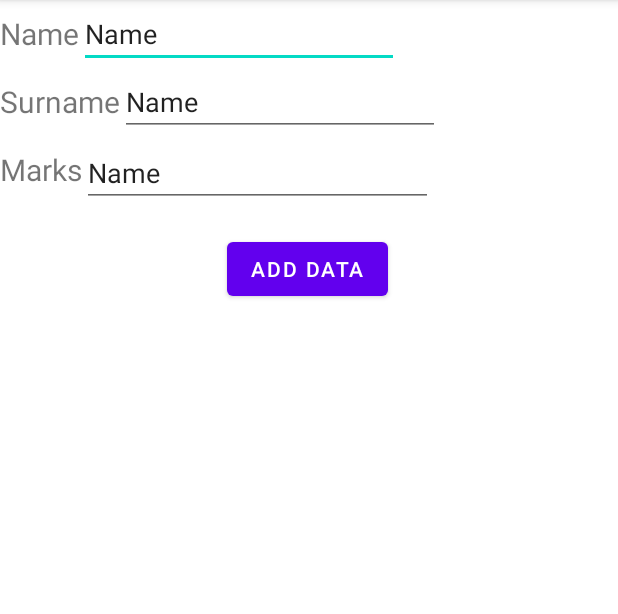
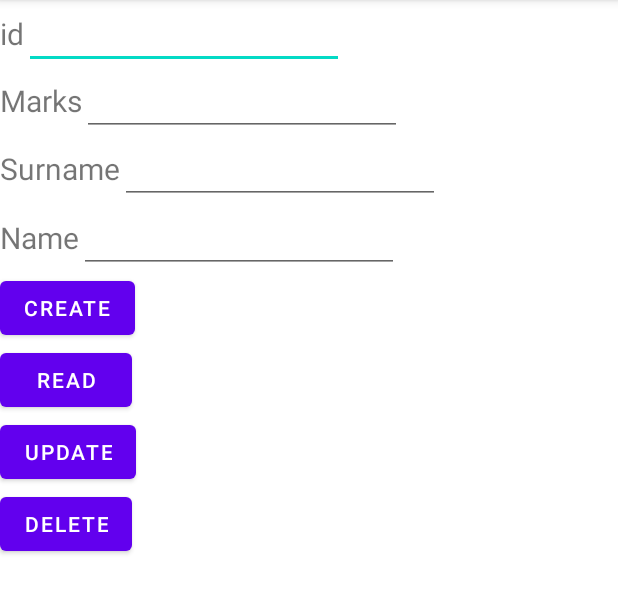
Before and after one commit to Mohammed-Taasir/CRUD-Android, an Android app: the screen it shows after launch (MainActivity), on a phone screen of 412 x 824 dp, the part 84-698 px from its top. Run offline under Robolectric (Android 15) with nearby library versions, the phone set to English and light mode, and no system bars; 1 statement that could not run was skipped.

Commit message:
first commit thru Android Studio

```diff
--- a/app/src/main/java/com/example/sqliteapp/MainActivity.java
+++ b/app/src/main/java/com/example/sqliteapp/MainActivity.java
@@ -1,7 +1,9 @@
 package com.example.sqliteapp;
 
+import androidx.appcompat.app.AlertDialog;
 import androidx.appcompat.app.AppCompatActivity;
 
+import android.database.Cursor;
 import android.os.Bundle;
 import android.view.View;
 import android.widget.Button;
@@ -12,8 +14,8 @@ public class MainActivity extends AppCompatActivity {
 
     DatabaseHelper myDB;
 
-    EditText name, surname, marks;
-    Button addData;
+    EditText name, surname, marks, id;
+    Button addData, seeDB, updateDB, deleteDB;
 
     @Override
     protected void onCreate(Bundle savedInstanceState) {
@@ -25,19 +27,72 @@ public class MainActivity extends AppCompatActivity {
         name = findViewById(R.id.editTextTextPersonName);
         surname = findViewById(R.id.editTextTextPersonName2);
         marks = findViewById(R.id.editTextTextPersonName3);
+        id = findViewById(R.id.editTextTextPersonName4);
+
         addData = findViewById(R.id.add_data);
+        seeDB = findViewById(R.id.see_db);
+        updateDB = findViewById(R.id.update);
+        deleteDB = findViewById(R.id.delete);
 
         addData.setOnClickListener(new View.OnClickListener() {
             @Override
             public void onClick(View view) {
                 boolean isInserted = myDB.insertData(name.getText().toString(), surname.getText().toString(), marks.getText().toString());
 
-                if(isInserted == true)
+                if(isInserted)
                     Toast.makeText(getApplicationContext(), "Data inserted", Toast.LENGTH_LONG).show();
                 else
                     Toast.makeText(getApplicationContext(), "Data not inserted", Toast.LENGTH_LONG).show();
             }
         });
 
+        seeDB.setOnClickListener(new View.OnClickListener() {
+            @Override
+            public void onClick(View view) {
+                Cursor res = myDB.getAllData();
+                if(res.getCount() == 0){
+                    // no data
+                    showMessage("Error", "Nothing found");
+                    return;
+                }
+                StringBuffer buffer = new StringBuffer();
+                while(res.moveToNext()){
+                    buffer.append("id: "+res.getString(0)+"\n");
+                    buffer.append("name: "+res.getString(1)+"\n");
+                    buffer.append("surname: "+res.getString(2)+"\n");
+                    buffer.append("marks: "+res.getString(3)+"\n\n");
+                }
+
+                showMessage("Data", buffer.toString());
+            }
+        });
+
+        updateDB.setOnClickListener(new View.OnClickListener() {
+            @Override
+            public void onClick(View view) {
+                boolean isUpdate = myDB.updateData(id.getText().toString(), name.getText().toString(), surname.getText().toString(), marks.getText().toString());
+                if(isUpdate) Toast.makeText(getApplicationContext(), "Data updated", Toast.LENGTH_LONG).show();
+                else Toast.makeText(getApplicationContext(), "Data failed to update", Toast.LENGTH_LONG).show();
+            }
+        });
+
+        deleteDB.setOnClickListener(new View.OnClickListener() {
+            @Override
+            public void onClick(View view) {
+                Integer deletedRows = myDB.deleteData(id.getText().toString());
+
+                if(deletedRows > 0) Toast.makeText(getApplicationContext(), "Data deleted", Toast.LENGTH_LONG).show();
+                else Toast.makeText(getApplicationContext(), "Data failed to delete", Toast.LENGTH_LONG).show();
+            }
+        });
+
+    }
+
+    public void showMessage(String title, String message){
+        AlertDialog.Builder builder = new AlertDialog.Builder(this);
+        builder.setCancelable(true);
+        builder.setTitle(title);
+        builder.setMessage(message);
+        builder.show();
     }
 }
--- a/app/src/main/res/layout/activity_main.xml
+++ b/app/src/main/res/layout/activity_main.xml
@@ -1,10 +1,80 @@
 <?xml version="1.0" encoding="utf-8"?>
-<RelativeLayout xmlns:android="http://schemas.android.com/apk/res/android"
+
+    <LinearLayout xmlns:android="http://schemas.android.com/apk/res/android"
         xmlns:app="http://schemas.android.com/apk/res-auto"
         xmlns:tools="http://schemas.android.com/tools"
         android:layout_width="match_parent"
         android:layout_height="match_parent"
+        android:orientation="vertical"
         tools:context=".MainActivity">
+
+    <LinearLayout
+        android:layout_width="wrap_content"
+        android:layout_height="wrap_content"
+        android:orientation="horizontal">
+
+        <TextView
+            android:id="@+id/id"
+            android:layout_width="match_parent"
+            android:layout_height="45dp"
+            android:gravity="center"
+            android:text="id"
+            android:textSize="20sp" />
+
+        <EditText
+            android:id="@+id/editTextTextPersonName4"
+            android:layout_width="match_parent"
+            android:layout_height="wrap_content"
+            android:ems="10"
+            android:inputType="textPersonName" />
+    </LinearLayout>
+
+    <LinearLayout
+        android:layout_width="wrap_content"
+        android:layout_height="wrap_content"
+        android:orientation="horizontal">
+
+        <TextView
+            android:id="@+id/textView3"
+            android:layout_width="wrap_content"
+            android:layout_height="wrap_content"
+            android:gravity="center"
+            android:text="Marks"
+            android:textSize="20sp" />
+
+        <EditText
+            android:id="@+id/editTextTextPersonName3"
+            android:layout_width="wrap_content"
+            android:layout_height="wrap_content"
+            android:ems="10"
+            android:inputType="textPersonName" />
+    </LinearLayout>
+
+    <LinearLayout
+        android:layout_width="wrap_content"
+        android:layout_height="wrap_content"
+        android:orientation="horizontal">
+
+        <TextView
+            android:id="@+id/textView2"
+            android:layout_width="wrap_content"
+            android:layout_height="wrap_content"
+            android:gravity="center"
+            android:text="Surname"
+            android:textSize="20sp" />
+
+        <EditText
+            android:id="@+id/editTextTextPersonName2"
+            android:layout_width="wrap_content"
+            android:layout_height="wrap_content"
+            android:ems="10"
+            android:inputType="textPersonName" />
+    </LinearLayout>
+
+    <LinearLayout
+        android:layout_width="wrap_content"
+        android:layout_height="wrap_content"
+        android:orientation="horizontal">
 
         <TextView
             android:id="@+id/textView"
@@ -14,64 +84,37 @@
             android:text="Name"
             android:textSize="20sp" />
 
-    <TextView
-        android:id="@+id/textView2"
-        android:layout_width="wrap_content"
-        android:layout_height="45dp"
-        android:layout_below="@id/textView"
-        android:gravity="center"
-        android:text="Surname"
-        android:textSize="20sp" />
-
-    <TextView
-        android:id="@+id/textView3"
-        android:layout_width="wrap_content"
-        android:layout_height="45dp"
-        android:layout_below="@id/textView2"
-        android:gravity="center"
-        android:text="Marks"
-        android:textSize="20sp" />
-
         <EditText
             android:id="@+id/editTextTextPersonName"
             android:layout_width="wrap_content"
             android:layout_height="wrap_content"
-        android:layout_toRightOf="@id/textView"
             android:ems="10"
-        android:inputType="textPersonName"
-        android:text="Name" />
-
-    <EditText
-        android:id="@+id/editTextTextPersonName2"
-        android:layout_width="wrap_content"
-        android:layout_height="wrap_content"
-        android:layout_below="@id/editTextTextPersonName"
-        android:layout_toRightOf="@id/textView2"
-        android:ems="10"
-        android:inputType="textPersonName"
-        android:text="Name" />
-
-    <EditText
-        android:id="@+id/editTextTextPersonName3"
-        android:layout_width="wrap_content"
-        android:layout_height="wrap_content"
-        android:layout_below="@id/editTextTextPersonName2"
-        android:layout_alignParentEnd="true"
-        android:layout_marginLeft="0dp"
-        android:layout_marginTop="2dp"
-        android:layout_marginEnd="123dp"
-        android:layout_toRightOf="@id/textView3"
-        android:ems="10"
-        android:inputType="textPersonName"
-        android:text="Name" />
+            android:inputType="textPersonName" />
+    </LinearLayout>
 
     <Button
         android:id="@+id/add_data"
         android:layout_width="wrap_content"
         android:layout_height="wrap_content"
         android:layout_below="@id/editTextTextPersonName3"
-        android:layout_alignParentEnd="true"
-        android:layout_marginTop="17dp"
-        android:layout_marginEnd="153dp"
-        android:text="add data" />
-</RelativeLayout>
+        android:text="CREATE" />
+
+    <Button
+        android:id="@+id/see_db"
+        android:layout_width="wrap_content"
+        android:layout_height="wrap_content"
+        android:text="READ" />
+
+    <Button
+        android:id="@+id/update"
+        android:layout_width="wrap_content"
+        android:layout_height="wrap_content"
+        android:text="update" />
+
+    <Button
+        android:id="@+id/delete"
+        android:layout_width="wrap_content"
+        android:layout_height="wrap_content"
+        android:text="delete" />
+
+    </LinearLayout>
```
Also changed, not shown: app/src/main/java/com/example/sqliteapp/DatabaseHelper.java (+25 -2 lines). Lines whose indentation alone changed are shown as unchanged.
